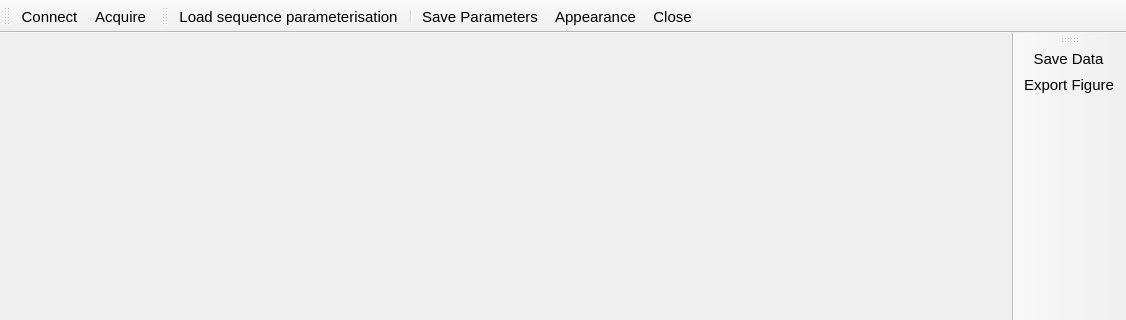
The window that ui/mainview.ui (josalggui/MaRGE) describes before a commit, drawn with Qt 5; both pictures show x 0 to 1126 and y 0 to 320 of the 1126 by 800 pixel window.
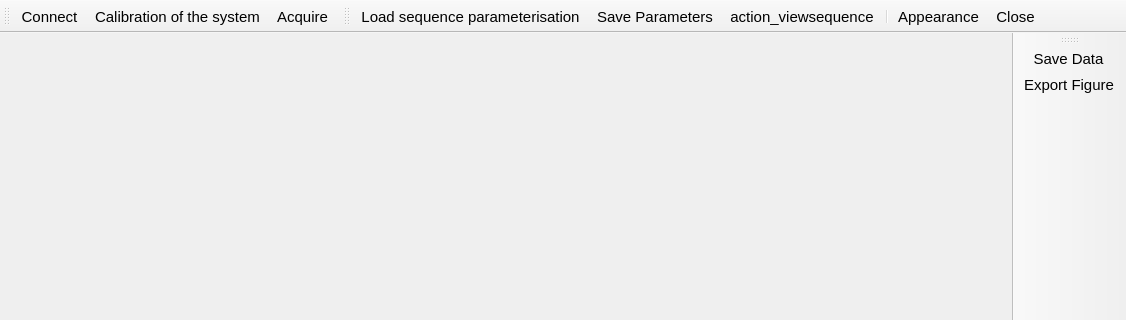
The same window after the commit. Icons and pictures are not drawn.

```diff
--- a/ui/mainview.ui
+++ b/ui/mainview.ui
@@ -347,6 +347,7 @@
     <bool>false</bool>
    </attribute>
    <addaction name="action_connect"/>
+   <addaction name="action_calibration"/>
    <addaction name="action_acquire"/>
   </widget>
   <widget class="QToolBar" name="AcquisitionControlToolbar">
@@ -360,8 +361,9 @@
     <bool>false</bool>
    </attribute>
    <addaction name="action_loadparams"/>
-   <addaction name="separator"/>
    <addaction name="action_saveparams"/>
+   <addaction name="action_viewsequence"/>
+   <addaction name="separator"/>
    <addaction name="action_changeappearance"/>
    <addaction name="action_close"/>
   </widget>
@@ -486,6 +488,27 @@
     <string>Export the Figure of the Acquired Signal</string>
    </property>
   </action>
+  <action name="action_viewsequence">
+   <property name="icon">
+    <iconset>
+     <normaloff>../resources/icons/chart-bar-outline.svg</normaloff>../resources/icons/chart-bar-outline.svg</iconset>
+   </property>
+   <property name="text">
+    <string>action_viewsequence</string>
+   </property>
+   <property name="toolTip">
+    <string>View the defined sequence</string>
+   </property>
+  </action>
+  <action name="action_calibration">
+   <property name="icon">
+    <iconset>
+     <normaloff>../resources/icons/compass.svg</normaloff>../resources/icons/compass.svg</iconset>
+   </property>
+   <property name="text">
+    <string>Calibration of the system</string>
+   </property>
+  </action>
  </widget>
  <resources/>
  <connections/>
```
